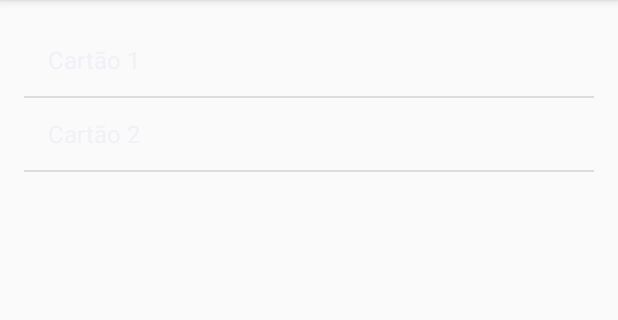
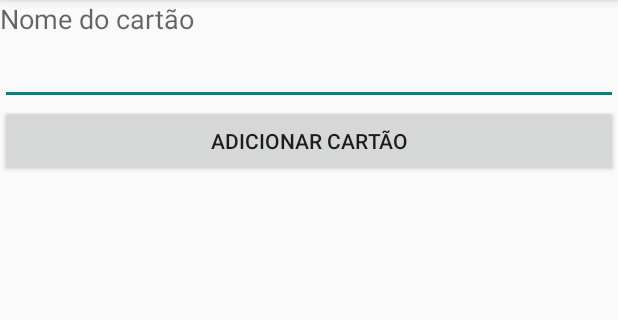
Before and after one commit to luanamartins/BusTicketChecker, an Android app: the screen it shows after launch (MainDrawerActivity), with the options menu open, on a phone screen of 412 x 824 dp, the part 84-404 px from its top. Run offline under Robolectric (Android 15) with nearby library versions, the light colour scheme and no system bars; 2 statements that could not run were skipped.

Commit message:
Complete navigation items

```diff
--- /dev/null
+++ b/app/src/main/java/checker/ticker/bus/busticketchecker/fragments/CardInserterFragment.java
@@ -0,0 +1,30 @@
+package checker.ticker.bus.busticketchecker.fragments;
+
+
+import android.os.Bundle;
+import android.app.Fragment;
+import android.view.LayoutInflater;
+import android.view.View;
+import android.view.ViewGroup;
+
+import checker.ticker.bus.busticketchecker.R;
+
+/**
+ * A simple {@link Fragment} subclass.
+ */
+public class CardInserterFragment extends Fragment {
+
+
+    public CardInserterFragment() {
+        // Required empty public constructor
+    }
+
+
+    @Override
+    public View onCreateView(LayoutInflater inflater, ViewGroup container,
+                             Bundle savedInstanceState) {
+        // Inflate the layout for this fragment
+        return inflater.inflate(R.layout.fragment_card_inserter, container, false);
+    }
+
+}
--- a/app/src/main/java/checker/ticker/bus/busticketchecker/fragments/NavigationDrawerFragment.java
+++ b/app/src/main/java/checker/ticker/bus/busticketchecker/fragments/NavigationDrawerFragment.java
@@ -114,7 +114,8 @@ public class NavigationDrawerFragment extends Fragment {
                 android.R.id.text1,
                 new String[]{
                         getString(R.string.title_card),
-                        getString(R.string.title_tax)
+                        getString(R.string.title_tax),
+                        getString(R.string.title_travel)
                 }));
         mDrawerListView.setItemChecked(mCurrentSelectedPosition, true);
         return mDrawerListView;
--- /dev/null
+++ b/app/src/main/java/checker/ticker/bus/busticketchecker/fragments/PlaceholderFragment.java
@@ -0,0 +1,79 @@
+package checker.ticker.bus.busticketchecker.fragments;
+
+
+import android.app.Activity;
+import android.content.Context;
+import android.content.Intent;
+import android.os.Bundle;
+import android.app.Fragment;
+import android.view.LayoutInflater;
+import android.view.View;
+import android.view.ViewGroup;
+import android.widget.AdapterView;
+import android.widget.ArrayAdapter;
+import android.widget.ListView;
+
+import checker.ticker.bus.busticketchecker.R;
+import checker.ticker.bus.busticketchecker.src.CheckerActivity;
+import checker.ticker.bus.busticketchecker.src.MainDrawerActivity;
+
+/**
+ * A placeholder fragment containing a simple view.
+ */
+public class PlaceholderFragment extends Fragment {
+    /**
+     * The fragment argument representing the section number for this
+     * fragment.
+     */
+    private static final String ARG_SECTION_NUMBER = "section_number";
+
+    public PlaceholderFragment() {
+    }
+
+    /**
+     * Returns a new instance of this fragment for the given section
+     * number.
+     */
+    public static PlaceholderFragment newInstance(int sectionNumber) {
+        PlaceholderFragment fragment = new PlaceholderFragment();
+        Bundle args = new Bundle();
+        args.putInt(ARG_SECTION_NUMBER, sectionNumber);
+        fragment.setArguments(args);
+        return fragment;
+    }
+
+    @Override
+    public View onCreateView(LayoutInflater inflater, ViewGroup container,
+                             Bundle savedInstanceState) {
+        View rootView = inflater.inflate(R.layout.fragment_main_drawer, container, false);
+
+        final ListView list = (ListView) rootView.findViewById(R.id.listView2);
+        final String[] values = new String[]{
+                "Cartão 1",
+                "Cartão 2",
+        };
+
+        final Context context = getActivity().getBaseContext();
+        ArrayAdapter<String> adapter = new ArrayAdapter<>(context, android.R.layout.simple_list_item_1,
+                android.R.id.text1, values);
+        list.setAdapter(adapter);
+
+        list.setOnItemClickListener(new AdapterView.OnItemClickListener() {
+            @Override
+            public void onItemClick(AdapterView<?> parent, View view,
+                                    int position, long id) {
+                Intent intent = new Intent(context, CheckerActivity.class);
+                intent.putExtra("cardName", values[position]);
+                startActivity(intent);
+            }
+        });
+        return rootView;
+    }
+
+    @Override
+    public void onAttach(Activity activity) {
+        super.onAttach(activity);
+//        ((MainDrawerActivity) activity).onSectionAttached(
+//                getArguments().getInt(ARG_SECTION_NUMBER));
+    }
+}
--- a/app/src/main/java/checker/ticker/bus/busticketchecker/src/MainDrawerActivity.java
+++ b/app/src/main/java/checker/ticker/bus/busticketchecker/src/MainDrawerActivity.java
@@ -1,21 +1,15 @@
 package checker.ticker.bus.busticketchecker.src;
 
 import android.app.Activity;
-
 import android.app.ActionBar;
-import android.app.Fragment;
 import android.app.FragmentManager;
-import android.content.Context;
+import android.app.FragmentTransaction;
 import android.content.Intent;
 import android.os.Bundle;
-import android.view.LayoutInflater;
-import android.view.View;
-import android.view.ViewGroup;
 import android.support.v4.widget.DrawerLayout;
-import android.widget.AdapterView;
-import android.widget.ArrayAdapter;
-import android.widget.ListView;
 
+import checker.ticker.bus.busticketchecker.fragments.CardInserterFragment;
+import checker.ticker.bus.busticketchecker.fragments.PlaceholderFragment;
 import checker.ticker.bus.busticketchecker.R;
 import checker.ticker.bus.busticketchecker.fragments.NavigationDrawerFragment;
 
@@ -43,18 +37,26 @@ public class MainDrawerActivity extends Activity
         mTitle = getTitle();
 
         // Set up the drawer.
-        mNavigationDrawerFragment.setUp(
-                R.id.navigation_drawer,
-                (DrawerLayout) findViewById(R.id.drawer_layout));
+        mNavigationDrawerFragment.setUp(R.id.navigation_drawer, (DrawerLayout) findViewById(R.id.drawer_layout));
+
     }
 
     @Override
     public void onNavigationDrawerItemSelected(int position) {
         // update the main content by replacing fragments
         FragmentManager fragmentManager = getFragmentManager();
-        fragmentManager.beginTransaction()
-                .replace(R.id.container, PlaceholderFragment.newInstance(position + 1))
-                .commit();
+        FragmentTransaction fragmentTransaction = fragmentManager.beginTransaction();
+        PlaceholderFragment fragment = new PlaceholderFragment();
+        CardInserterFragment fragment2 = new CardInserterFragment();
+
+        if(position == 0){
+            fragmentTransaction.replace(R.id.container, fragment2);
+        }else if(position == 2){
+            fragmentTransaction.replace(R.id.container, fragment2);
+        }else{
+            startActivity(new Intent(this, CheckerActivity.class));
+        }
+        fragmentTransaction.commit();
     }
 
     public void onSectionAttached(int number) {
@@ -64,6 +66,9 @@ public class MainDrawerActivity extends Activity
                 break;
             case 2:
                 mTitle = getString(R.string.title_tax);
+                break;
+            case 3:
+                mTitle = getString(R.string.title_travel);
                 break;
         }
     }
@@ -75,65 +80,4 @@ public class MainDrawerActivity extends Activity
         actionBar.setTitle(mTitle);
     }
 
-    /**
-     * A placeholder fragment containing a simple view.
-     */
-    public static class PlaceholderFragment extends Fragment {
-        /**
-         * The fragment argument representing the section number for this
-         * fragment.
-         */
-        private static final String ARG_SECTION_NUMBER = "section_number";
-
-        public PlaceholderFragment() {
-        }
-
-        /**
-         * Returns a new instance of this fragment for the given section
-         * number.
-         */
-        public static PlaceholderFragment newInstance(int sectionNumber) {
-            PlaceholderFragment fragment = new PlaceholderFragment();
-            Bundle args = new Bundle();
-            args.putInt(ARG_SECTION_NUMBER, sectionNumber);
-            fragment.setArguments(args);
-            return fragment;
-        }
-
-        @Override
-        public View onCreateView(LayoutInflater inflater, ViewGroup container,
-                                 Bundle savedInstanceState) {
-            View rootView = inflater.inflate(R.layout.fragment_main_drawer, container, false);
-
-            final ListView list = (ListView) rootView.findViewById(R.id.listView2);
-            final String[] values = new String[]{
-                    "Cartão 1",
-                    "Cartão 2",
-            };
-
-            final Context context = getActivity().getBaseContext();
-            ArrayAdapter<String> adapter = new ArrayAdapter<>(context, android.R.layout.simple_list_item_1,
-                    android.R.id.text1, values);
-            list.setAdapter(adapter);
-
-            list.setOnItemClickListener(new AdapterView.OnItemClickListener() {
-                @Override
-                public void onItemClick(AdapterView<?> parent, View view,
-                                        int position, long id) {
-                    Intent intent = new Intent(context, CheckerActivity.class);
-                    intent.putExtra("cardName", values[position]);
-                    startActivity(intent);
-                }
-            });
-            return rootView;
-        }
-
-        @Override
-        public void onAttach(Activity activity) {
-            super.onAttach(activity);
-            ((MainDrawerActivity) activity).onSectionAttached(
-                    getArguments().getInt(ARG_SECTION_NUMBER));
-        }
-    }
-
 }
--- /dev/null
+++ b/app/src/main/res/layout/fragment_card_inserter.xml
@@ -0,0 +1,26 @@
+<LinearLayout xmlns:android="http://schemas.android.com/apk/res/android"
+    xmlns:tools="http://schemas.android.com/tools"
+    android:layout_width="match_parent"
+    android:layout_height="match_parent"
+    android:orientation="vertical"
+    tools:context="checker.ticker.bus.busticketchecker.fragments.CardInserterFragment">
+
+    <TextView
+        android:layout_width="wrap_content"
+        android:layout_height="wrap_content"
+        android:textAppearance="?android:attr/textAppearanceMedium"
+        android:text="Nome do cartão"
+        android:id="@+id/textView3" />
+
+    <EditText
+        android:layout_width="fill_parent"
+        android:layout_height="wrap_content"
+        android:id="@+id/newCardNameEditText" />
+
+    <Button
+        android:layout_width="fill_parent"
+        android:layout_height="wrap_content"
+        android:text="Adicionar cartão"
+        android:id="@+id/addNewCardButton" />
+
+</LinearLayout>
--- a/app/src/main/res/values/strings.xml
+++ b/app/src/main/res/values/strings.xml
@@ -13,6 +13,7 @@
 
     <string name="title_card">Adicionar cartão</string>
     <string name="title_tax">Adicionar tarifa</string>
+    <string name="title_travel">Adicionar viagem</string>
 
     <string name="navigation_drawer_open">Open navigation drawer</string>
     <string name="navigation_drawer_close">Close navigation drawer</string>
```
